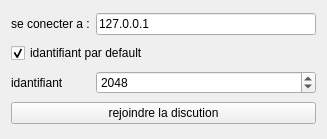
Qt form launcher/startserveur.ui (https-github-com-anantasystem/AnantaSystem) before a commit.
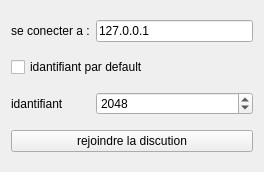
The same form after that commit.

Commit message: corexion afichage idantifiant serveur

The edit to the form file:
```diff
--- a/launcher/startserveur.ui
+++ b/launcher/startserveur.ui
@@ -6,8 +6,8 @@
    <rect>
     <x>0</x>
     <y>0</y>
-    <width>327</width>
-    <height>139</height>
+    <width>264</width>
+    <height>172</height>
    </rect>
   </property>
   <property name="windowTitle">
@@ -34,7 +34,7 @@
       <string>idantifiant par default</string>
      </property>
      <property name="checked">
-      <bool>true</bool>
+      <bool>false</bool>
      </property>
     </widget>
    </item>
```
Left out of the diff: 26 changed lines with no effect on the pictures. The commit also changes 2 other files.
